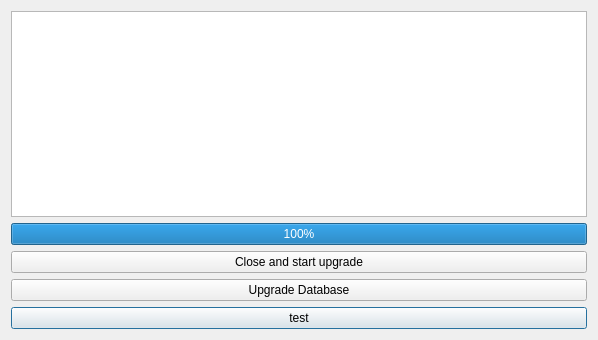
Qt form autoupdatedialog.ui (ic005k/OCAuxiliaryTools) before a commit.
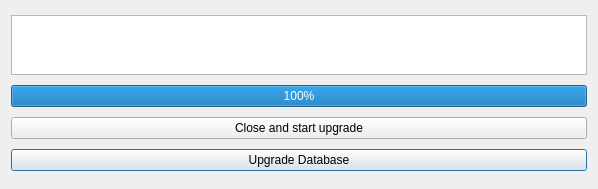
The same form after that commit.

The edit to the form file:
```diff
--- a/autoupdatedialog.ui
+++ b/autoupdatedialog.ui
@@ -7,20 +7,13 @@
     <x>0</x>
     <y>0</y>
     <width>598</width>
-    <height>340</height>
+    <height>189</height>
    </rect>
   </property>
   <property name="windowTitle">
    <string>Dialog</string>
   </property>
   <layout class="QGridLayout" name="gridLayout">
-   <item row="4" column="0">
-    <widget class="QPushButton" name="btnTest">
-     <property name="text">
-      <string>test</string>
-     </property>
-    </widget>
-   </item>
    <item row="3" column="0">
     <widget class="QPushButton" name="btnUpdateDatabase">
      <property name="text">
@@ -28,10 +21,13 @@
      </property>
     </widget>
    </item>
-   <item row="2" column="0">
-    <widget class="QPushButton" name="btnStartUpdate">
-     <property name="text">
-      <string>Close and start upgrade</string>
+   <item row="0" column="0">
+    <widget class="QTextEdit" name="textEdit">
+     <property name="maximumSize">
+      <size>
+       <width>16777215</width>
+       <height>60</height>
+      </size>
      </property>
     </widget>
    </item>
@@ -48,8 +44,12 @@
      </property>
     </widget>
    </item>
-   <item row="0" column="0">
-    <widget class="QTextEdit" name="textEdit"/>
+   <item row="2" column="0">
+    <widget class="QPushButton" name="btnStartUpdate">
+     <property name="text">
+      <string>Close and start upgrade</string>
+     </property>
+    </widget>
    </item>
   </layout>
  </widget>
```
